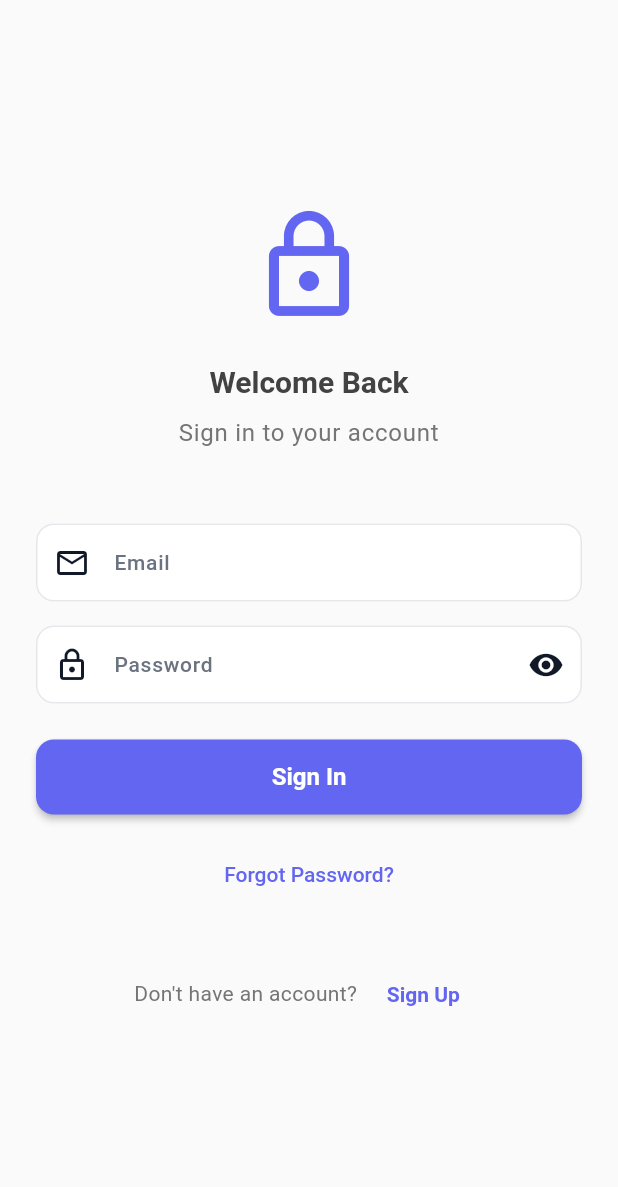
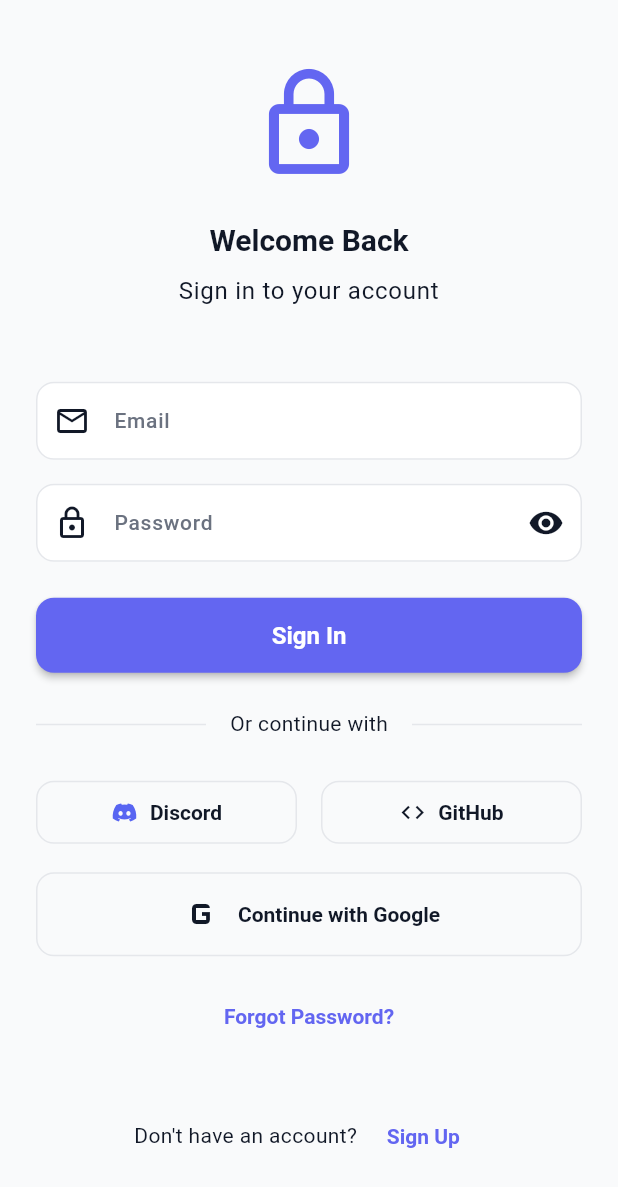
Before and after one commit to Enoal-Fauchille-Bolle/AREA, a Flutter app: the screen it shows after launch, after a tap on "Login", on a phone screen of 412 x 824 dp. Shown: the top 1187 px of the screen. Run offline on Flutter 3.47's test engine with Material 3 defaults, Android fonts, the light colour scheme and no system bars; our stand-ins replace flutter_dotenv, shared_preferences, webview_flutter.

Commit message:
feat: add OAuth2 on login page

```diff
--- a/mobile-client/lib/pages/login_page.dart
+++ b/mobile-client/lib/pages/login_page.dart
@@ -1,5 +1,9 @@
 import 'package:flutter/material.dart';
 import '../services/auth_service.dart';
+import '../services/discord_oauth_service.dart';
+import '../services/github_oauth_service.dart';
+import '../services/google_oauth_service.dart';
+import '../services/runtime_config.dart';
 import '../widgets/custom_text_field.dart';
 import '../widgets/password_field.dart';
 import '../widgets/custom_button.dart';
@@ -20,6 +24,7 @@ class _LoginPageState extends State<LoginPage> {
   final _authService = AuthService();
 
   bool _isLoading = false;
+  bool _isOAuthLoading = false;
 
   @override
   void dispose() {
@@ -79,6 +84,115 @@ class _LoginPageState extends State<LoginPage> {
     );
   }
 
+  Future<void> _handleDiscordLogin() async {
+    setState(() {
+      _isOAuthLoading = true;
+    });
+
+    try {
+      final code = await DiscordOAuthService.authorize(
+          context); // forService: false par défaut
+      if (code != null && mounted) {
+        // Use the same redirect URI that was used to get the code
+        final redirectUri =
+            await DiscordOAuthService.getRedirectUri(forService: false);
+
+        final success =
+            await _authService.loginOAuth2('discord', code, redirectUri);
+
+        if (success && mounted) {
+          Navigator.of(context).pushReplacement(
+            MaterialPageRoute(builder: (context) => const HomePage()),
+          );
+        } else if (mounted) {
+          _showErrorDialog('Discord login failed. Please try again.');
+        }
+      }
+    } catch (e) {
+      if (mounted) {
+        _showErrorDialog('Discord authorization failed: $e');
+      }
+    } finally {
+      if (mounted) {
+        setState(() {
+          _isOAuthLoading = false;
+        });
+      }
+    }
+  }
+
+  Future<void> _handleGithubLogin() async {
+    setState(() {
+      _isOAuthLoading = true;
+    });
+
+    try {
+      final code = await GithubOAuthService.authorize(
+          context); // forService: false par défaut
+      if (code != null && mounted) {
+        // Use the same redirect URI that was used to get the code
+        final redirectUri =
+            await GithubOAuthService.getRedirectUri(forService: false);
+
+        final success =
+            await _authService.loginOAuth2('github', code, redirectUri);
+
+        if (success && mounted) {
+          Navigator.of(context).pushReplacement(
+            MaterialPageRoute(builder: (context) => const HomePage()),
+          );
+        } else if (mounted) {
+          _showErrorDialog('GitHub login failed. Please try again.');
+        }
+      }
+    } catch (e) {
+      if (mounted) {
+        _showErrorDialog('GitHub authorization failed: $e');
+      }
+    } finally {
+      if (mounted) {
+        setState(() {
+          _isOAuthLoading = false;
+        });
+      }
+    }
+  }
+
+  Future<void> _handleGoogleLogin() async {
+    setState(() {
+      _isOAuthLoading = true;
+    });
+
+    try {
+      final code = await GoogleOAuthService.authorize(context);
+      if (code != null && mounted) {
+        final baseUrl = await RuntimeConfig().getServerUrl();
+        final redirectUri = '$baseUrl/auth/callback';
+
+        final success =
+            await _authService.loginOAuth2('google', code, redirectUri);
+
+        if (success && mounted) {
+          Navigator.of(context).pushReplacement(
+            MaterialPageRoute(builder: (context) => const HomePage()),
+          );
+        } else if (mounted) {
+          _showErrorDialog('Google login failed. Please try again.');
+        }
+      }
+    } catch (e) {
+      if (mounted) {
+        _showErrorDialog('Google authorization failed: $e');
+      }
+    } finally {
+      if (mounted) {
+        setState(() {
+          _isOAuthLoading = false;
+        });
+      }
+    }
+  }
+
   String? _validateEmail(String? value) {
     if (value == null || value.isEmpty) {
       return 'Please enter your email';
@@ -102,7 +216,6 @@ class _LoginPageState extends State<LoginPage> {
   @override
   Widget build(BuildContext context) {
     return Scaffold(
-      backgroundColor: Colors.grey[50],
       body: SafeArea(
         child: Center(
           child: SingleChildScrollView(
@@ -117,23 +230,20 @@ class _LoginPageState extends State<LoginPage> {
                   Icon(
                     Icons.lock_outline,
                     size: 80,
-                    color: Theme.of(context).primaryColor,
+                    color: Theme.of(context).colorScheme.primary,
                   ),
                   const SizedBox(height: 24),
                   Text(
                     'Welcome Back',
                     style: Theme.of(context).textTheme.headlineMedium?.copyWith(
                           fontWeight: FontWeight.bold,
-                          color: Colors.grey[800],
                         ),
                     textAlign: TextAlign.center,
                   ),
                   const SizedBox(height: 8),
                   Text(
                     'Sign in to your account',
-                    style: Theme.of(
-                      context,
-                    ).textTheme.bodyLarge?.copyWith(color: Colors.grey[600]),
+                    style: Theme.of(context).textTheme.bodyLarge,
                     textAlign: TextAlign.center,
                   ),
                   const SizedBox(height: 48),
@@ -167,6 +277,67 @@ class _LoginPageState extends State<LoginPage> {
                     isLoading: _isLoading,
                     onPressed: _handleLogin,
                   ),
+                  const SizedBox(height: 24),
+
+                  // Divider
+                  Row(
+                    children: [
+                      const Expanded(child: Divider()),
+                      Padding(
+                        padding: const EdgeInsets.symmetric(horizontal: 16.0),
+                        child: Text(
+                          'Or continue with',
+                          style: Theme.of(context).textTheme.bodyMedium,
+                        ),
+                      ),
+                      const Expanded(child: Divider()),
+                    ],
+                  ),
+                  const SizedBox(height: 24),
+
+                  // OAuth Buttons
+                  Row(
+                    children: [
+                      Expanded(
+                        child: OutlinedButton.icon(
+                          onPressed:
+                              _isOAuthLoading ? null : _handleDiscordLogin,
+                          icon: const Icon(Icons.discord,
+                              color: Color(0xFF5865F2)),
+                          label: const Text('Discord'),
+                          style: OutlinedButton.styleFrom(
+                            padding: const EdgeInsets.symmetric(vertical: 12),
+                          ),
+                        ),
+                      ),
+                      const SizedBox(width: 16),
+                      Expanded(
+                        child: OutlinedButton.icon(
+                          onPressed:
+                              _isOAuthLoading ? null : _handleGithubLogin,
+                          icon: const Icon(Icons.code),
+                          label: const Text('GitHub'),
+                          style: OutlinedButton.styleFrom(
+                            padding: const EdgeInsets.symmetric(vertical: 12),
+                          ),
+                        ),
+                      ),
+                    ],
+                  ),
+                  const SizedBox(height: 16),
+
+                  // Google Button
+                  SizedBox(
+                    width: double.infinity,
+                    child: OutlinedButton.icon(
+                      onPressed: _isOAuthLoading ? null : _handleGoogleLogin,
+                      icon: const Icon(Icons.g_mobiledata, size: 32),
+                      label: const Text('Continue with Google'),
+                      style: OutlinedButton.styleFrom(
+                        padding: const EdgeInsets.symmetric(vertical: 12),
+                      ),
+                    ),
+                  ),
                   const SizedBox(height: 16),
 
                   // Forgot Password
@@ -179,13 +350,7 @@ class _LoginPageState extends State<LoginPage> {
                         ),
                       );
                     },
-                    child: Text(
-                      'Forgot Password?',
-                      style: TextStyle(
-                        color: Theme.of(context).primaryColor,
-                        fontWeight: FontWeight.w500,
-                      ),
-                    ),
+                    child: const Text('Forgot Password?'),
                   ),
                   const SizedBox(height: 32),
 
@@ -195,7 +360,7 @@ class _LoginPageState extends State<LoginPage> {
                     children: [
                       Text(
                         "Don't have an account? ",
-                        style: TextStyle(color: Colors.grey[600]),
+                        style: Theme.of(context).textTheme.bodyMedium,
                       ),
                       TextButton(
                         onPressed: () {
@@ -205,13 +370,7 @@ class _LoginPageState extends State<LoginPage> {
                             ),
                           );
                         },
-                        child: Text(
-                          'Sign Up',
-                          style: TextStyle(
-                            color: Theme.of(context).primaryColor,
-                            fontWeight: FontWeight.w600,
-                          ),
-                        ),
+                        child: const Text('Sign Up'),
                       ),
                     ],
                   ),
```
